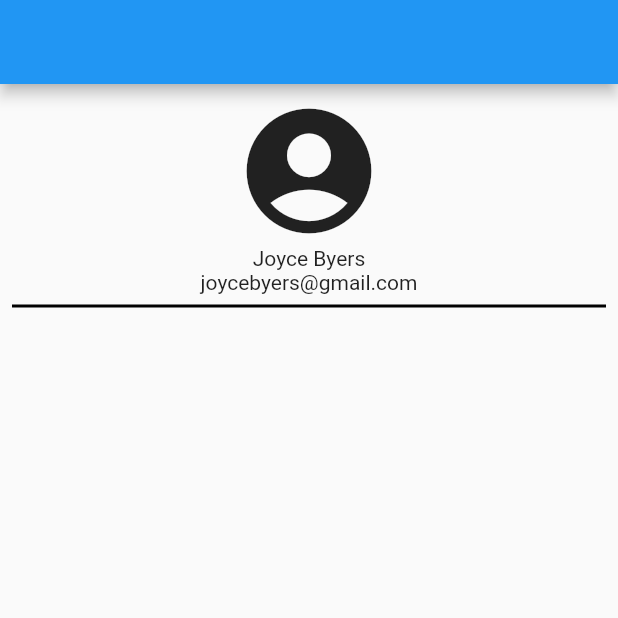
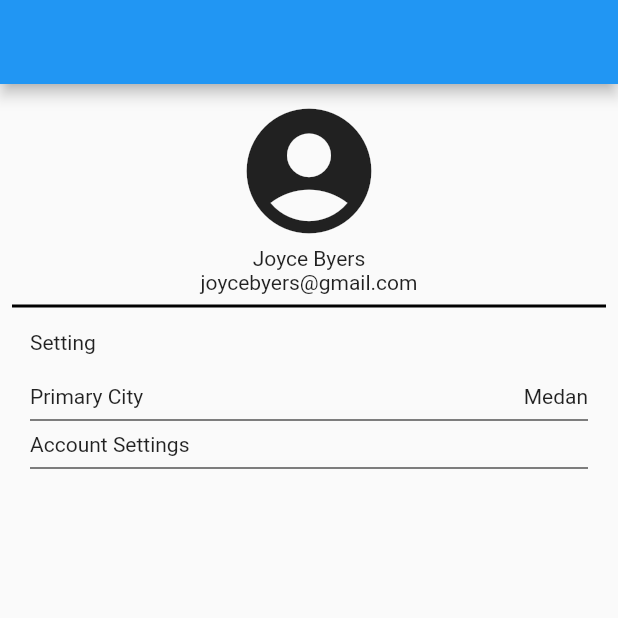
Before and after one commit to JuliusKosman/TheChindos-eventera, a Flutter app: the screen it shows after launch, on a phone screen of 412 x 824 dp, the top half of it. Run offline on Flutter 3.47's test engine with Material 2 defaults, Android fonts, the light colour scheme and no system bars.

Commit message:
membuat Settings, Primary City, Account Settings

```diff
--- a/lib/myacc.dart
+++ b/lib/myacc.dart
@@ -34,6 +34,31 @@ class _MyWidgetState extends State<MyAccInfo> {
                 ],
               ),
             ),
+            Padding(
+              padding: const EdgeInsets.only(left: 20, right: 20, bottom: 8),
+              child: Column(
+                crossAxisAlignment: CrossAxisAlignment.start,
+                children: [
+                  Text("Setting"),
+                  SizedBox(
+                    height: 20,
+                  ),
+                  Row(
+                    children: [
+                      Expanded(child: Text("Primary City")),
+                      Text("Medan")
+                    ],
+                  ),
+                  Divider(
+                    color: Colors.black,
+                  ),
+                  Text("Account Settings"),
+                  Divider(
+                    color: Colors.black,
+                  ),
+                ],
+              ),
+            ),
           ],
         ),
       ),
```
